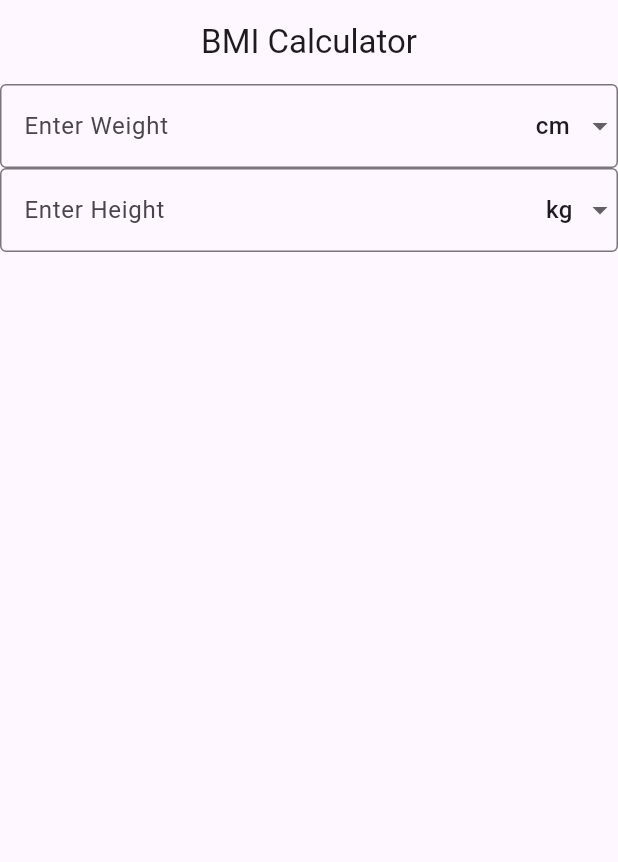
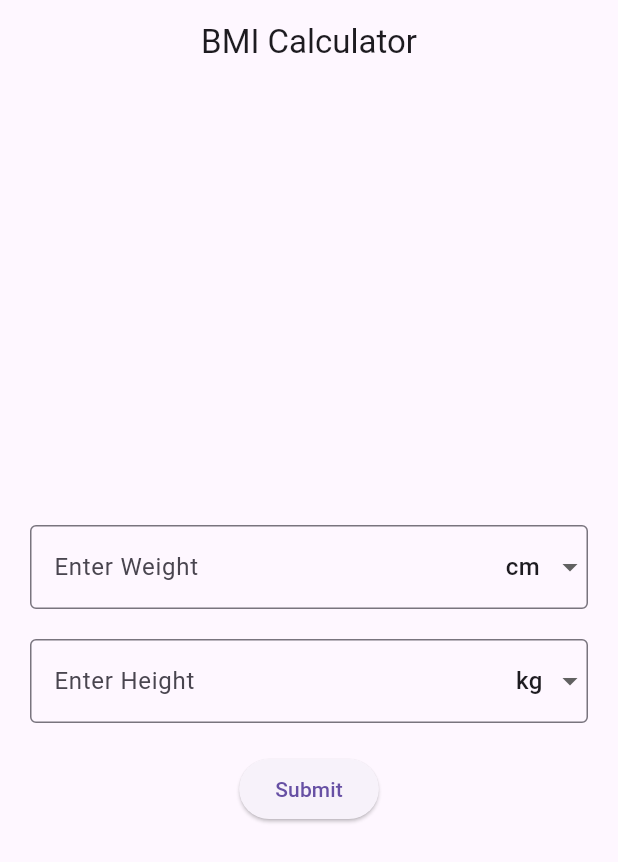
Before and after one commit to lucifron28/bmi-calculator, a Flutter app: the screen it shows after launch, on a phone screen of 412 x 824 dp. Shown: the top 862 px of the screen. Run offline on Flutter 3.47's test engine with Material 3 defaults, Android fonts, the phone set to English and light mode, and no system bars.

Commit message:
button added

```diff
--- a/lib/bmi_calculator.dart
+++ b/lib/bmi_calculator.dart
@@ -27,6 +27,12 @@ class _CalculatorState extends State<Calculator> {
   @override
   Widget build(BuildContext context) {
     return Column(
+      mainAxisAlignment: MainAxisAlignment.center,
+      children: [
+        Padding(
+          padding: const EdgeInsets.all(20.0),
+          child: Column(
+            mainAxisAlignment: MainAxisAlignment.spaceEvenly,
             children: [
               UnitTextFormField(
                 controller: heightController,
@@ -47,6 +53,7 @@ class _CalculatorState extends State<Calculator> {
                   }
                 },
               ),
+              SizedBox(height: 20),
               UnitTextFormField(
                 controller: heightController,
                 labelText: "Enter Height",
@@ -67,6 +74,15 @@ class _CalculatorState extends State<Calculator> {
                 },
               ),
             ],
+          ),
+        ),
+        ElevatedButton(
+          onPressed: () {
+
+          },
+          child: Text("Submit"),
+          ),
+      ],
     );
   }
 }
```
Lines whose indentation alone changed are shown as unchanged.
